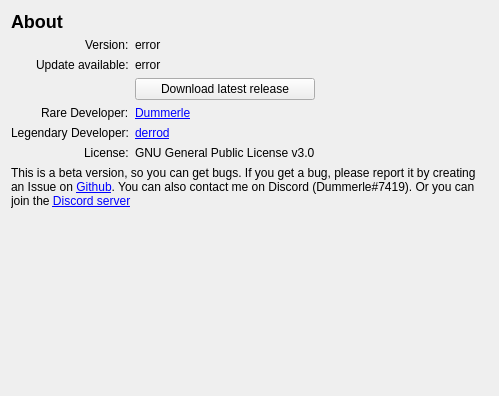
RareDevs/Rare, file rare/ui/components/tabs/settings/about.ui: the form before one commit.
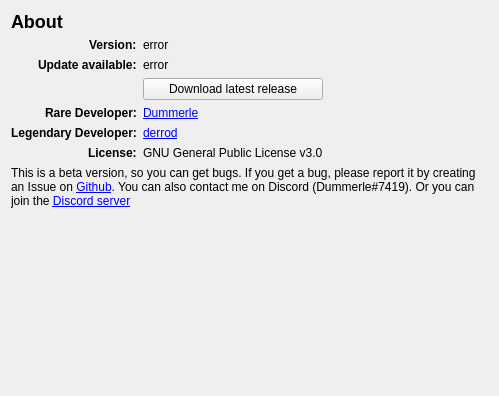
The form after the commit.

Commit message: Make About labels bold

What changed in the file:
```diff
--- a/rare/ui/components/tabs/settings/about.ui
+++ b/rare/ui/components/tabs/settings/about.ui
@@ -22,21 +22,39 @@
     </widget>
    </item>
    <item row="2" column="0" alignment="Qt::AlignRight">
-    <widget class="QLabel" name="lbl_version">
+    <widget class="QLabel" name="version_label">
+     <property name="font">
+      <font>
+       <weight>75</weight>
+       <bold>true</bold>
+      </font>
+     </property>
      <property name="text">
       <string>Version:</string>
      </property>
     </widget>
    </item>
    <item row="7" column="0" alignment="Qt::AlignRight">
-    <widget class="QLabel" name="lbl_license">
+    <widget class="QLabel" name="license_label">
+     <property name="font">
+      <font>
+       <weight>75</weight>
+       <bold>true</bold>
+      </font>
+     </property>
      <property name="text">
       <string>License:</string>
      </property>
     </widget>
    </item>
    <item row="6" column="0" alignment="Qt::AlignRight">
-    <widget class="QLabel" name="lbl_lgd_dev">
+    <widget class="QLabel" name="lgd_dev_label">
+     <property name="font">
+      <font>
+       <weight>75</weight>
+       <bold>true</bold>
+      </font>
+     </property>
      <property name="text">
       <string>Legendary Developer:</string>
      </property>
@@ -56,7 +74,13 @@
     </widget>
    </item>
    <item row="3" column="0" alignment="Qt::AlignRight">
-    <widget class="QLabel" name="lbl_update">
+    <widget class="QLabel" name="update_label">
+     <property name="font">
+      <font>
+       <weight>75</weight>
+       <bold>true</bold>
+      </font>
+     </property>
      <property name="text">
       <string>Update available:</string>
      </property>
@@ -70,7 +94,13 @@
     </widget>
    </item>
    <item row="5" column="0" alignment="Qt::AlignRight">
-    <widget class="QLabel" name="lbl_dev">
+    <widget class="QLabel" name="dev_label">
+     <property name="font">
+      <font>
+       <weight>75</weight>
+       <bold>true</bold>
+      </font>
+     </property>
      <property name="text">
       <string>Rare Developer:</string>
      </property>
```
Left out of the diff: 4 changed lines with no effect on the pictures. The commit also changes 3 other files.
